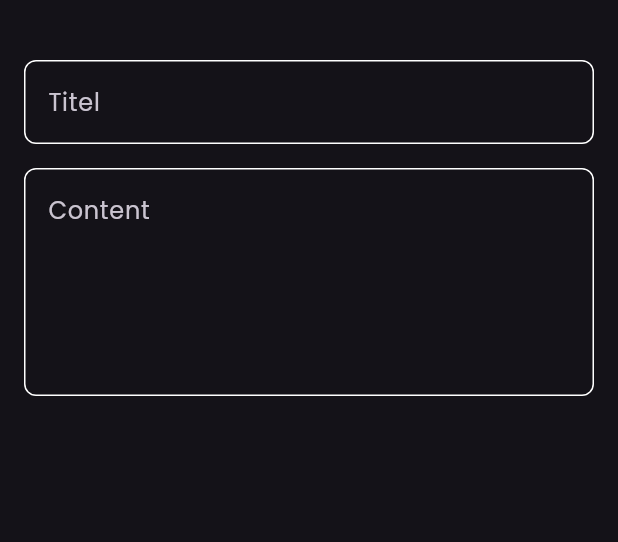
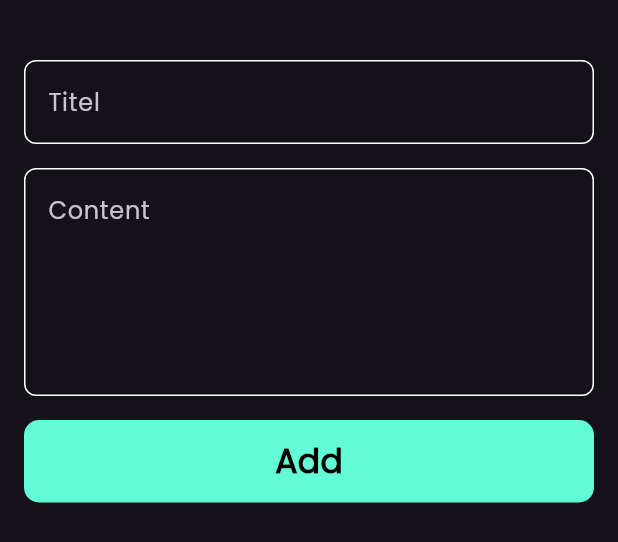
Before and after one commit to Ahmed22-Hassan/notes_app, a Flutter app: the NotesModeSheet widget shown alone on an empty page, opened directly, on a phone screen of 412 x 824 dp. Shown: the top 542 px of the screen. Run offline on Flutter 3.47's test engine with Material 3 defaults, Android fonts, the phone set to English and light mode, and no system bars.

Commit message:
add custom buttom to notes floating sheet

```diff
--- /dev/null
+++ b/lib/views/widgets/custom_buttom.dart
@@ -0,0 +1,28 @@
+import 'package:flutter/material.dart';
+import 'package:notes_app/constant.dart';
+
+class CustomButtom extends StatelessWidget {
+  const CustomButtom({super.key});
+
+  @override
+  Widget build(BuildContext context) {
+    return Container(
+      height: 55,
+      width: MediaQuery.of(context).size.width,
+      decoration: BoxDecoration(
+        borderRadius: BorderRadius.circular(10),
+        color: kPrimaryColor,
+      ),
+      child: const Center(
+        child: Text(
+          'Add',
+          style: TextStyle(
+            color: Colors.black,
+            fontSize: 22,
+            fontWeight: FontWeight.bold,
+          ),
+        ),
+      ),
+    );
+  }
+}
--- a/lib/views/widgets/notes_mode_sheet.dart
+++ b/lib/views/widgets/notes_mode_sheet.dart
@@ -1,4 +1,5 @@
 import 'package:flutter/material.dart';
+import 'package:notes_app/views/widgets/custom_buttom.dart';
 import 'package:notes_app/views/widgets/custom_text_feild.dart';
 
 class NotesModeSheet extends StatelessWidget {
@@ -9,6 +10,7 @@ class NotesModeSheet extends StatelessWidget {
     return Container(
       child: const Padding(
         padding: EdgeInsets.symmetric(horizontal: 16),
+        child: SingleChildScrollView(
           child: Column(
             children: [
               SizedBox(
@@ -24,7 +26,15 @@ class NotesModeSheet extends StatelessWidget {
                 hint: 'Content',
                 maxLine: 5,
               ),
+              SizedBox(
+                height: 16,
+              ),
+              CustomButtom(),
+              SizedBox(
+                height: 30,
+              )
             ],
+          ),
         ),
       ),
     );
```
Lines whose indentation alone changed are shown as unchanged.
